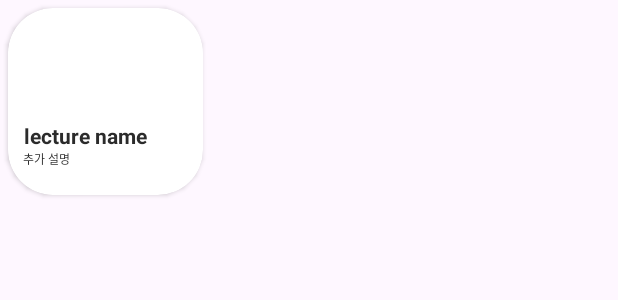
After one commit to oasisday/MySoloLife, an Android app: the layout item_lecture_list2.xml on its own in the app's theme, with its tools: preview values and no code run, on a phone screen of 412 x 824 dp. The commit adds this screen. Shown: the top 300 px of the screen. Run offline under Robolectric (Android 15) with nearby library versions, the phone set to English and light mode, and no system bars.

Commit message:
강의 시간표 구현

```diff
--- a/app/src/main/java/mysololife/example/sololife/Matching.kt
+++ b/app/src/main/java/mysololife/example/sololife/Matching.kt
@@ -37,13 +37,9 @@ class Matching : AppCompatActivity() {
 
     lateinit var cardStackAdapter: CardStackAdapter
     lateinit var manager: CardStackLayoutManager
-
     private val usersDataList = mutableListOf<UserDataModel>()
-
     private val delList = mutableListOf<String>()
-
     private val TAG = "Matching"
-
     private var userCount =0
 
     private lateinit var currentUserGender : String
--- a/app/src/main/java/mysololife/example/sololife/MyFirebaseMessagingService.kt
+++ b/app/src/main/java/mysololife/example/sololife/MyFirebaseMessagingService.kt
@@ -16,8 +16,6 @@ import com.google.firebase.messaging.FirebaseMessagingService
 import com.google.firebase.messaging.RemoteMessage
 
 class MyFirebaseMessagingService: FirebaseMessagingService() {
-
-
     @SuppressLint("NewApi")
     override fun onMessageReceived(message: RemoteMessage) {
         Log.d("testAPI",message.toString())
@@ -44,7 +42,6 @@ class MyFirebaseMessagingService: FirebaseMessagingService() {
                 POST_NOTIFICATIONS
             ) != PackageManager.PERMISSION_GRANTED
         ) {
-
             return
         }
         NotificationManagerCompat.from(applicationContext).notify(0, notificationBuilder.build())
--- /dev/null
+++ b/app/src/main/res/color/bottom_navigation_colors.xml
@@ -0,0 +1,5 @@
+<?xml version="1.0" encoding="utf-8"?>
+<selector xmlns:android="http://schemas.android.com/apk/res/android">
+    <item android:state_checked="true" android:color="#436672FF" />
+    <item android:state_checked="false" android:color="@color/maincolor_seven" />
+</selector>
--- a/app/src/main/res/layout/activity_main.xml
+++ b/app/src/main/res/layout/activity_main.xml
@@ -31,6 +31,7 @@
         app:layout_constraintStart_toStartOf="parent"
         app:itemIconTint="@color/maincolor_one"
         app:itemTextColor="@color/maincolor_one"
+        app:itemActiveIndicatorStyle="@color/bottom_navigation_colors"
         app:menu="@menu/menu_main" />
 
 </androidx.constraintlayout.widget.ConstraintLayout>
--- a/app/src/main/res/layout/activity_map.xml
+++ b/app/src/main/res/layout/activity_map.xml
@@ -21,6 +21,8 @@
         android:layout_marginTop="16dp"
         android:layout_marginStart="16dp"
         android:background="@drawable/round_arrow_back_24"
+        android:backgroundTint="@color/maincolor_seven"
+
         />
     <com.airbnb.lottie.LottieAnimationView
         android:id="@+id/centerLottieAnimationView"
--- /dev/null
+++ b/app/src/main/res/layout/item_lecture_list2.xml
@@ -0,0 +1,49 @@
+<?xml version="1.0" encoding="utf-8"?>
+<androidx.cardview.widget.CardView xmlns:android="http://schemas.android.com/apk/res/android"
+    xmlns:app="http://schemas.android.com/apk/res-auto"
+    android:id="@+id/cardView"
+    android:layout_width="130dp"
+    android:layout_height="wrap_content"
+    android:layout_margin="5dp"
+    android:padding="5dp"
+    app:cardBackgroundColor="@color/white"
+    app:cardCornerRadius="30dp">
+    <androidx.constraintlayout.widget.ConstraintLayout
+        android:layout_width="match_parent"
+        android:layout_height="match_parent">
+
+
+        <LinearLayout
+            android:layout_width="match_parent"
+            android:layout_height="match_parent"
+            android:layout_gravity="center"
+            android:orientation="vertical">
+
+            <View
+                android:id="@+id/lectureColortwo"
+                android:layout_width="match_parent"
+                android:layout_height="70dp" />
+
+            <TextView
+                android:id="@+id/lectureNametwo"
+                android:layout_width="wrap_content"
+                android:layout_height="wrap_content"
+                android:layout_marginStart="5dp"
+                android:paddingTop="5dp"
+                android:paddingStart="5dp"
+                android:text="lecture name"
+                android:textSize="14sp"
+                android:textStyle="bold"/>
+            <TextView
+                android:id="@+id/lectureName2two"
+                android:layout_width="wrap_content"
+                android:layout_height="30dp"
+                android:layout_marginStart="10dp"
+                android:text="추가 설명"
+                android:textSize="8sp"
+                android:textStyle="normal"/>
+        </LinearLayout>
+
+    </androidx.constraintlayout.widget.ConstraintLayout>
+
+</androidx.cardview.widget.CardView>
```
Also changed, not shown: app/src/main/java/mysololife/example/sololife/fragments/HomeFragment.kt (+1 -6 lines), app/src/main/java/mysololife/example/sololife/fragments/TimeTableFragment.kt (added, +90 -0 lines), app/src/main/java/mysololife/example/sololife/timetable/TableCardViewAdapter.kt (added, +57 -0 lines), app/src/main/java/mysololife/example/sololife/timetable/TimeTableActivity.kt (+57 -14 lines), app/src/main/res/layout/fragment_timetable.xml (+66 -18 lines), app/src/main/res/navigation/main_nav.xml (+9 -0 lines), 1 other file.
